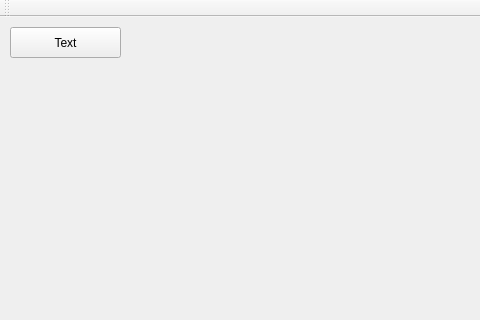
Above: mainwindow.ui from svenzhang2016/QtClassTester before the change; both pictures show x 0 to 480 and y 0 to 320 of the 938 by 605 pixel window. Below: the same form after it.
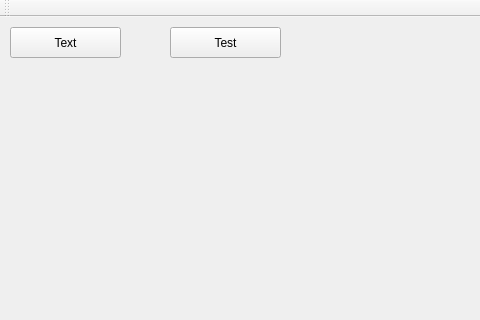
That is the form after the change.

Commit message: add util and test module....

The edit to the form file:
```diff
--- a/mainwindow.ui
+++ b/mainwindow.ui
@@ -27,6 +27,19 @@
      <string>Text</string>
     </property>
    </widget>
+   <widget class="QPushButton" name="pushButtonTest">
+    <property name="geometry">
+     <rect>
+      <x>170</x>
+      <y>10</y>
+      <width>111</width>
+      <height>31</height>
+     </rect>
+    </property>
+    <property name="text">
+     <string>Test</string>
+    </property>
+   </widget>
   </widget>
   <widget class="QMenuBar" name="menuBar">
    <property name="geometry">
```
The commit also changes 13 other files.
